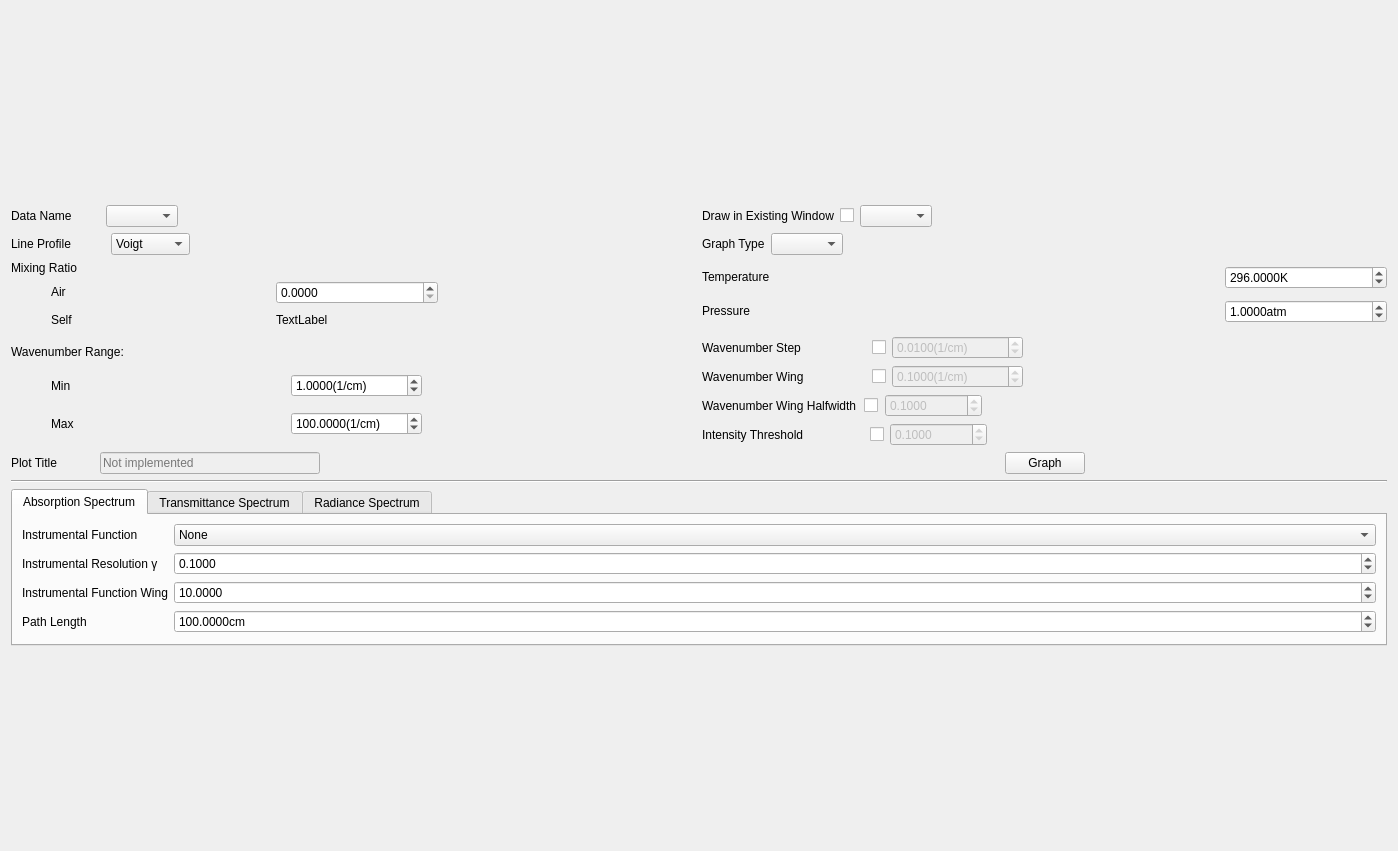
hitranonline/hapiest, file layouts/graphing_widget.ui: the form before one commit.
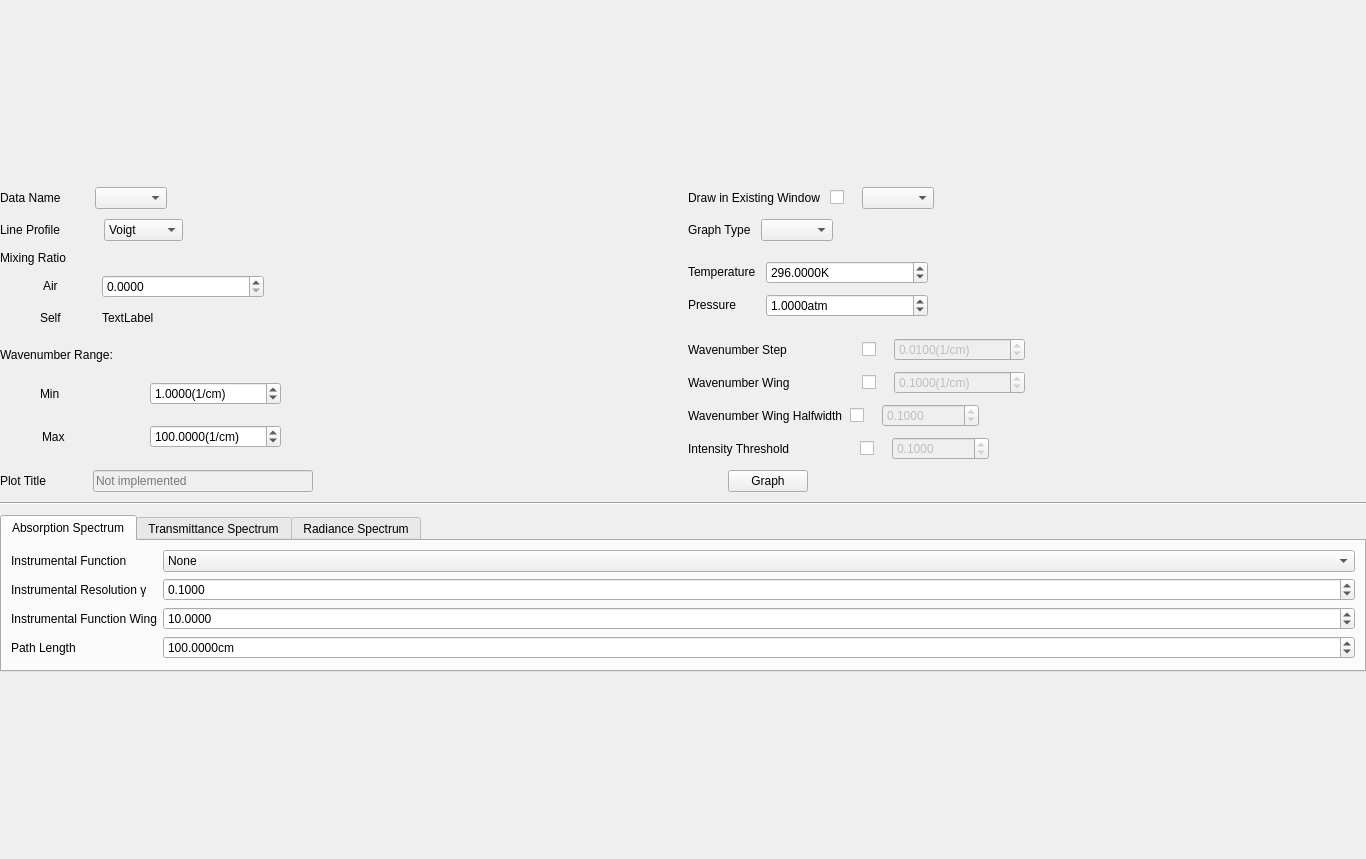
The form after the commit.

What changed in the file:
```diff
--- a/layouts/graphing_widget.ui
+++ b/layouts/graphing_widget.ui
@@ -6,27 +6,34 @@
    <rect>
     <x>0</x>
     <y>0</y>
-    <width>1398</width>
-    <height>851</height>
+    <width>1366</width>
+    <height>859</height>
    </rect>
   </property>
-  <property name="sizePolicy">
-   <sizepolicy hsizetype="Preferred" vsizetype="Preferred">
-    <horstretch>0</horstretch>
-    <verstretch>0</verstretch>
-   </sizepolicy>
-  </property>
-  <property name="font">
-   <font>
-    <pointsize>9</pointsize>
-   </font>
-  </property>
   <property name="windowTitle">
    <string>Absorption Coefficient</string>
   </property>
-  <layout class="QGridLayout" name="gridLayout_4">
+  <layout class="QGridLayout" name="gridLayout_3">
+   <property name="leftMargin">
+    <number>0</number>
+   </property>
+   <property name="topMargin">
+    <number>0</number>
+   </property>
+   <property name="rightMargin">
+    <number>0</number>
+   </property>
+   <property name="bottomMargin">
+    <number>0</number>
+   </property>
+   <property name="spacing">
+    <number>5</number>
+   </property>
    <item row="0" column="0">
     <layout class="QGridLayout" name="gridLayout">
+     <property name="spacing">
+      <number>10</number>
+     </property>
      <item row="1" column="0">
       <layout class="QHBoxLayout" name="line_profile_layout">
        <property name="sizeConstraint">
@@ -148,6 +155,12 @@
          </item>
          <item>
           <widget class="QLabel" name="wave_max_label_3">
+           <property name="sizePolicy">
+            <sizepolicy hsizetype="Fixed" vsizetype="Preferred">
+             <horstretch>0</horstretch>
+             <verstretch>0</verstretch>
+            </sizepolicy>
+           </property>
            <property name="font">
             <font>
              <pointsize>9</pointsize>
@@ -164,7 +177,7 @@
             <enum>Qt::Horizontal</enum>
            </property>
            <property name="sizeType">
-            <enum>QSizePolicy::Expanding</enum>
+            <enum>QSizePolicy::Fixed</enum>
            </property>
            <property name="sizeHint" stdset="0">
             <size>
@@ -196,6 +209,12 @@
          </item>
          <item>
           <widget class="QLabel" name="wave_min_label_3">
+           <property name="sizePolicy">
+            <sizepolicy hsizetype="Fixed" vsizetype="Preferred">
+             <horstretch>0</horstretch>
+             <verstretch>0</verstretch>
+            </sizepolicy>
+           </property>
            <property name="font">
             <font>
              <pointsize>9</pointsize>
@@ -212,7 +231,7 @@
             <enum>Qt::Horizontal</enum>
            </property>
            <property name="sizeType">
-            <enum>QSizePolicy::Expanding</enum>
+            <enum>QSizePolicy::Fixed</enum>
            </property>
            <property name="sizeHint" stdset="0">
             <size>
@@ -333,6 +352,9 @@
          </item>
          <item>
           <layout class="QHBoxLayout" name="horizontalLayout">
+           <property name="spacing">
+            <number>18</number>
+           </property>
            <item>
             <widget class="QCheckBox" name="wn_step_enabled">
              <property name="sizePolicy">
@@ -437,6 +459,9 @@
          </item>
          <item>
           <layout class="QHBoxLayout" name="horizontalLayout_2">
+           <property name="spacing">
+            <number>18</number>
+           </property>
            <item>
             <widget class="QCheckBox" name="wn_wing_enabled">
              <property name="sizePolicy">
@@ -519,6 +544,9 @@
          </item>
          <item>
           <layout class="QHBoxLayout" name="horizontalLayout_3">
+           <property name="spacing">
+            <number>18</number>
+           </property>
            <property name="sizeConstraint">
             <enum>QLayout::SetMinimumSize</enum>
            </property>
@@ -614,6 +642,9 @@
          </item>
          <item>
           <layout class="QHBoxLayout" name="horizontalLayout_4">
+           <property name="spacing">
+            <number>18</number>
+           </property>
            <item>
             <widget class="QCheckBox" name="intensity_threshold_enabled">
              <property name="sizePolicy">
@@ -1243,6 +1274,9 @@
          <property name="orientation">
           <enum>Qt::Horizontal</enum>
          </property>
+         <property name="sizeType">
+          <enum>QSizePolicy::Fixed</enum>
+         </property>
          <property name="sizeHint" stdset="0">
           <size>
            <width>40</width>
@@ -1301,6 +1335,9 @@
        </item>
        <item>
         <layout class="QHBoxLayout" name="horizontalLayout_24">
+         <property name="spacing">
+          <number>18</number>
+         </property>
          <property name="sizeConstraint">
           <enum>QLayout::SetMaximumSize</enum>
          </property>
@@ -1420,10 +1457,78 @@
          <property name="sizeConstraint">
           <enum>QLayout::SetFixedSize</enum>
          </property>
-         <item>
+        </layout>
+       </item>
+       <item>
+        <layout class="QGridLayout" name="gridLayout_2">
+         <item row="1" column="1">
+          <widget class="QDoubleSpinBox" name="pressure">
+           <property name="sizePolicy">
+            <sizepolicy hsizetype="Fixed" vsizetype="Fixed">
+             <horstretch>0</horstretch>
+             <verstretch>0</verstretch>
+            </sizepolicy>
+           </property>
+           <property name="minimumSize">
+            <size>
+             <width>162</width>
+             <height>0</height>
+            </size>
+           </property>
+           <property name="font">
+            <font>
+             <pointsize>9</pointsize>
+            </font>
+           </property>
+           <property name="suffix">
+            <string>atm</string>
+           </property>
+           <property name="decimals">
+            <number>4</number>
+           </property>
+           <property name="maximum">
+            <double>1000000000.000000000000000</double>
+           </property>
+           <property name="value">
+            <double>1.000000000000000</double>
+           </property>
+          </widget>
+         </item>
+         <item row="1" column="2">
+          <spacer name="horizontalSpacer_13">
+           <property name="orientation">
+            <enum>Qt::Horizontal</enum>
+           </property>
+           <property name="sizeHint" stdset="0">
+            <size>
+             <width>40</width>
+             <height>20</height>
+            </size>
+           </property>
+          </spacer>
+         </item>
+         <item row="1" column="0">
+          <widget class="QLabel" name="pressure_label">
+           <property name="sizePolicy">
+            <sizepolicy hsizetype="Fixed" vsizetype="Fixed">
+             <horstretch>0</horstretch>
+             <verstretch>0</verstretch>
+            </sizepolicy>
+           </property>
+           <property name="font">
+            <font>
+             <pointsize>9</pointsize>
+            </font>
+           </property>
+           <property name="text">
+            <string>Pressure</string>
+           </property>
+          </widget>
+         </item>
+         <item row="0" column="0">
           <widget class="QLabel" name="temperature_label">
            <property name="sizePolicy">
-            <sizepolicy hsizetype="Expanding" vsizetype="Fixed">
+            <sizepolicy hsizetype="Fixed" vsizetype="Fixed">
              <horstretch>0</horstretch>
              <verstretch>0</verstretch>
             </sizepolicy>
@@ -1438,7 +1543,7 @@
            </property>
           </widget>
          </item>
-         <item>
+         <item row="0" column="1">
           <widget class="QDoubleSpinBox" name="temperature">
            <property name="sizePolicy">
             <sizepolicy hsizetype="Fixed" vsizetype="Fixed">
@@ -1471,63 +1576,18 @@
            </property>
           </widget>
          </item>
-        </layout>
-       </item>
-       <item>
-        <layout class="QHBoxLayout" name="horizontalLayout_9">
-         <property name="sizeConstraint">
-          <enum>QLayout::SetFixedSize</enum>
-         </property>
-         <item>
-          <widget class="QLabel" name="pressure_label">
-           <property name="sizePolicy">
-            <sizepolicy hsizetype="Expanding" vsizetype="Fixed">
-             <horstretch>0</horstretch>
-             <verstretch>0</verstretch>
-            </sizepolicy>
+         <item row="0" column="2">
+          <spacer name="horizontalSpacer_11">
+           <property name="orientation">
+            <enum>Qt::Horizontal</enum>
            </property>
-           <property name="font">
-            <font>
-             <pointsize>9</pointsize>
-            </font>
-           </property>
-           <property name="text">
-            <string>Pressure</string>
-           </property>
-          </widget>
-         </item>
-         <item>
-          <widget class="QDoubleSpinBox" name="pressure">
-           <property name="sizePolicy">
-            <sizepolicy hsizetype="Fixed" vsizetype="Fixed">
-             <horstretch>0</horstretch>
-             <verstretch>0</verstretch>
-            </sizepolicy>
-           </property>
-           <property name="minimumSize">
+           <property name="sizeHint" stdset="0">
             <size>
-             <width>162</width>
-             <height>0</height>
+             <width>40</width>
+             <height>20</height>
             </size>
            </property>
-           <property name="font">
-            <font>
-             <pointsize>9</pointsize>
-            </font>
-           </property>
-           <property name="suffix">
-            <string>atm</string>
-           </property>
-           <property name="decimals">
-            <number>4</number>
-           </property>
-           <property name="maximum">
-            <double>1000000000.000000000000000</double>
-           </property>
-           <property name="value">
-            <double>1.000000000000000</double>
-           </property>
-          </widget>
+          </spacer>
          </item>
         </layout>
        </item>
@@ -1535,6 +1595,9 @@
      </item>
      <item row="2" column="0">
       <layout class="QGridLayout" name="mixing_ratio_layout">
+       <property name="horizontalSpacing">
+        <number>0</number>
+       </property>
        <item row="1" column="0">
         <layout class="QHBoxLayout" name="horizontalLayout_5">
          <item>
@@ -1576,6 +1639,9 @@
            <property name="orientation">
             <enum>Qt::Horizontal</enum>
            </property>
+           <property name="sizeType">
+            <enum>QSizePolicy::Fixed</enum>
+           </property>
            <property name="sizeHint" stdset="0">
             <size>
              <width>40</width>
@@ -1627,6 +1693,9 @@
            <property name="orientation">
             <enum>Qt::Horizontal</enum>
            </property>
+           <property name="sizeType">
+            <enum>QSizePolicy::Fixed</enum>
+           </property>
            <property name="sizeHint" stdset="0">
             <size>
              <width>40</width>
@@ -1722,6 +1791,19 @@
          </property>
         </spacer>
        </item>
+       <item row="2" column="2">
+        <spacer name="horizontalSpacer_10">
+         <property name="orientation">
+          <enum>Qt::Horizontal</enum>
+         </property>
+         <property name="sizeHint" stdset="0">
+          <size>
+           <width>40</width>
+           <height>20</height>
+          </size>
+         </property>
+        </spacer>
+       </item>
       </layout>
      </item>
      <item row="1" column="1">
@@ -1759,6 +1841,22 @@
      </item>
     </layout>
    </item>
+   <item row="0" column="1">
+    <spacer name="horizontalSpacer_25">
+     <property name="orientation">
+      <enum>Qt::Horizontal</enum>
+     </property>
+     <property name="sizeType">
+      <enum>QSizePolicy::Preferred</enum>
+     </property>
+     <property name="sizeHint" stdset="0">
+      <size>
+       <width>0</width>
+       <height>0</height>
+      </size>
+     </property>
+    </spacer>
+   </item>
   </layout>
  </widget>
  <resources/>
```
Left out of the diff: 2 changed lines with no effect on the pictures.
